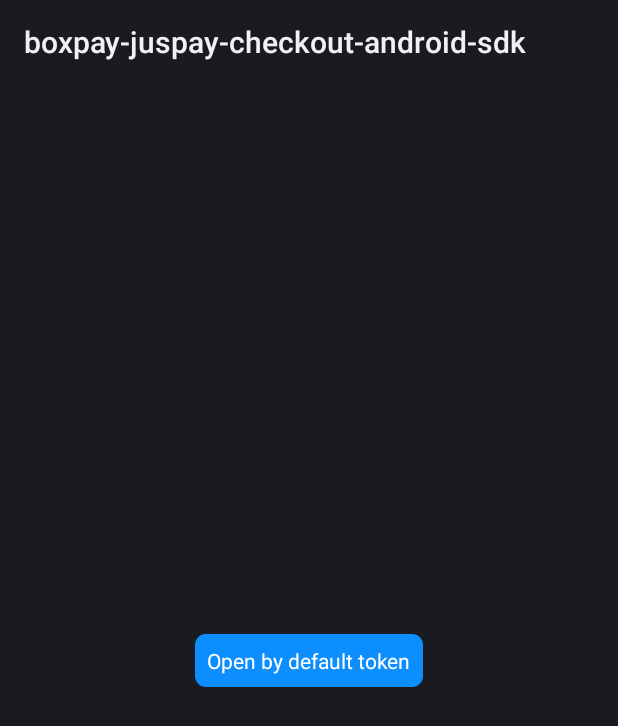
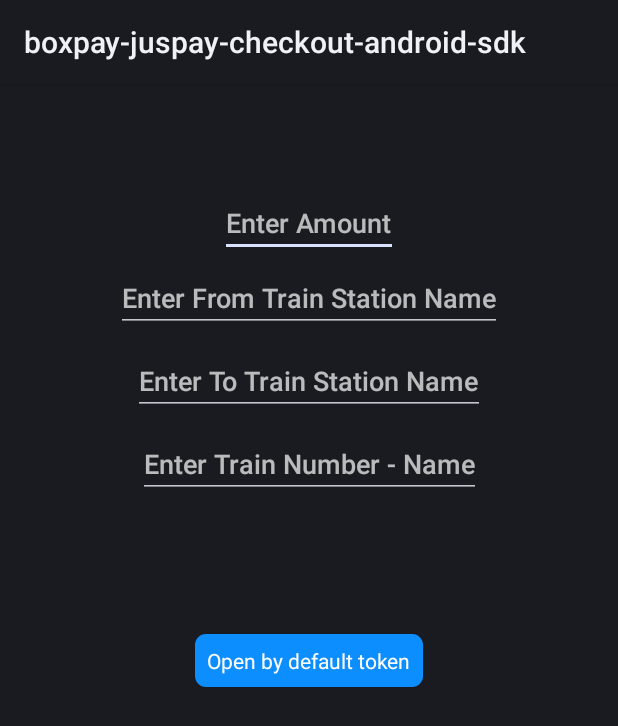
Before and after one commit to BoxPay-SDKs/boxpay-juspay-checkout-android-sdk, an Android app built with Jetpack Compose: the layout activity_main.xml on its own in the app's theme, with its tools: preview values and no code run, on a phone screen of 412 x 824 dp. Shown: the top 726 px of the screen. Run offline under Robolectric (Android 15) with nearby library versions, the phone set to English and light mode, and no system bars; network calls fail.

Commit message:
extra text fields added for amount, toStation, fromStation and trainNumberAndName

```diff
--- a/app/src/main/res/layout/activity_main.xml
+++ b/app/src/main/res/layout/activity_main.xml
@@ -19,4 +19,52 @@
         app:layout_constraintStart_toStartOf="parent"
         app:layout_constraintTop_toTopOf="parent" />
 
+    <EditText
+        android:id="@+id/amountEditText"
+        android:layout_width="wrap_content"
+        android:layout_height="wrap_content"
+        android:layout_marginTop="70dp"
+        android:hint="Enter Amount"
+        android:inputType="number"
+        app:layout_constraintEnd_toEndOf="parent"
+        app:layout_constraintStart_toStartOf="parent"
+        app:layout_constraintTop_toTopOf="parent"
+        tools:ignore="TouchTargetSizeCheck" />
+
+    <EditText
+        android:id="@+id/fromTrainStation"
+        android:layout_width="wrap_content"
+        android:layout_height="wrap_content"
+        android:layout_marginTop="50dp"
+        android:hint="Enter From Train Station Name"
+        android:inputType="text"
+        app:layout_constraintEnd_toEndOf="parent"
+        app:layout_constraintStart_toStartOf="parent"
+        app:layout_constraintTop_toTopOf="@+id/amountEditText"
+        tools:ignore="TouchTargetSizeCheck" />
+
+    <EditText
+        android:id="@+id/toTrainStation"
+        android:layout_width="wrap_content"
+        android:layout_height="wrap_content"
+        android:layout_marginTop="55dp"
+        android:hint="Enter To Train Station Name"
+        android:inputType="text"
+        app:layout_constraintEnd_toEndOf="parent"
+        app:layout_constraintStart_toStartOf="parent"
+        app:layout_constraintTop_toTopOf="@+id/fromTrainStation"
+        tools:ignore="TouchTargetSizeCheck" />
+
+    <EditText
+        android:id="@+id/trainNameNumber"
+        android:layout_width="wrap_content"
+        android:layout_height="wrap_content"
+        android:layout_marginTop="55dp"
+        android:hint="Enter Train Number - Name"
+        android:inputType="text"
+        app:layout_constraintEnd_toEndOf="parent"
+        app:layout_constraintStart_toStartOf="parent"
+        app:layout_constraintTop_toTopOf="@+id/toTrainStation"
+        tools:ignore="TouchTargetSizeCheck" />
+
 </androidx.constraintlayout.widget.ConstraintLayout>
```
Also changed, not shown: app/src/main/java/com/example/boxpay_juspay_checkout_android_sdk/Check.kt (+13 -3 lines), app/src/main/java/com/example/boxpay_juspay_checkout_android_sdk/MainActivity.kt (+11 -0 lines).
